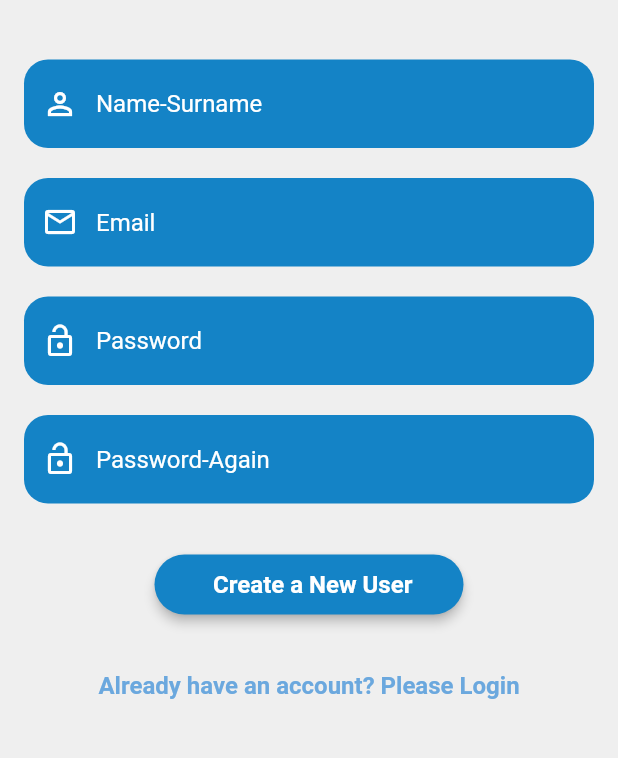
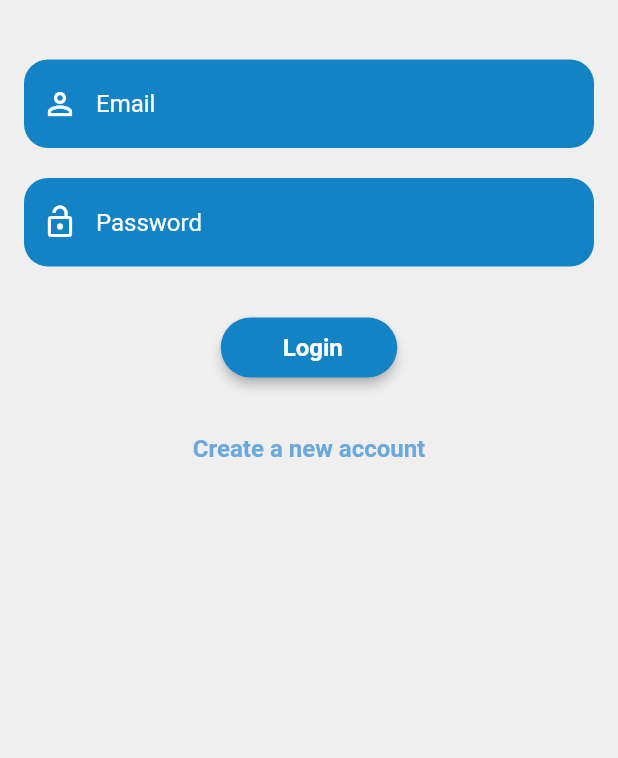
Before and after one commit to gorkemtoprak/SocketChat_Flutter, a Flutter app: the screen it shows after launch, on a phone screen of 412 x 824 dp, the part 410-1168 px from its top. Run offline on Flutter 3.47's test engine with Material 2 defaults, Android fonts, the phone set to English and light mode, and no system bars; our stand-ins replace auto_route, flutter_secure_storage, socket_io_client; accounts and stored records are empty; Roboto replaces fonts that are missing (Handlee).

Commit message:
BUG FIX: Chats fixed

```diff
--- a/lib/main.dart
+++ b/lib/main.dart
@@ -1,6 +1,6 @@
 import 'package:flutter/material.dart';
 import 'package:provider/provider.dart';
-import 'package:socket_chat/views/register/register_view.dart';
+import 'package:socket_chat/views/login/login_view.dart';
 
 import 'core/init/provider/provider_list.dart';
 import 'core/init/provider/theme_notifier.dart';
@@ -23,7 +23,7 @@ class MyApp extends StatelessWidget {
       title: 'Flutter Demo',
       debugShowCheckedModeBanner: false,
       theme: Provider.of<ThemeNotifier>(context).currentTheme,
-      home: RegisterView(),
+      home: LoginView(),
     );
   }
 }
--- a/lib/services/chat_service.dart
+++ b/lib/services/chat_service.dart
@@ -8,7 +8,7 @@ import 'package:http/http.dart' as http;
 import 'auth_service.dart';
 
 class ChatService extends ChangeNotifier {
-  late UserModel? user;
+  late UserModel user;
 
   List<MessageModel> messagesResponseFromJson(String str) =>
       List<MessageModel>.from(
--- a/lib/views/login/login_view.dart
+++ b/lib/views/login/login_view.dart
@@ -70,12 +70,6 @@ class LoginView extends StatelessWidget with LoginViewModel {
             const SizedBox(height: 30),
             CustomElevatedButton(
               onTap: () async {
-                // socketService.connect();
-                // Navigator.pushReplacement(
-                //     context,
-                //     MaterialPageRoute(
-                //       builder: (context) => const ChatView(),
-                //     ));
                 final res = await authService.login(
                   emailController.text,
                   passwordController.text,
--- a/lib/views/register/register_view.dart
+++ b/lib/views/register/register_view.dart
@@ -18,7 +18,8 @@ class RegisterView extends StatelessWidget with RegisterViewModel {
   Widget build(BuildContext context) {
     return Scaffold(
       backgroundColor: Constants.bgGreyColor,
-      body: Padding(
+      body: SingleChildScrollView(
+        child: Padding(
           padding: customPadding(),
           child: Column(
             children: [
@@ -171,6 +172,7 @@ class RegisterView extends StatelessWidget with RegisterViewModel {
             ],
           ),
         ),
+      ),
     );
   }
 }
```
Also changed, not shown: lib/views/chat/chat_view.dart (+15 -15 lines), lib/services/user_service.dart (added). Lines whose indentation alone changed are shown as unchanged.
